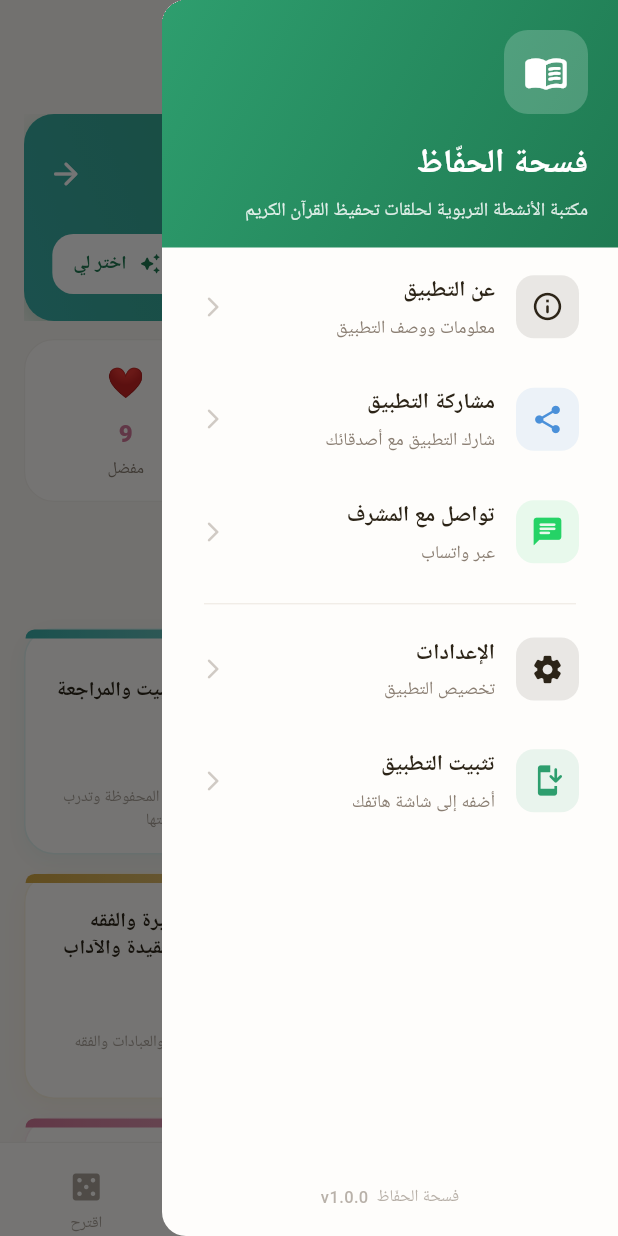
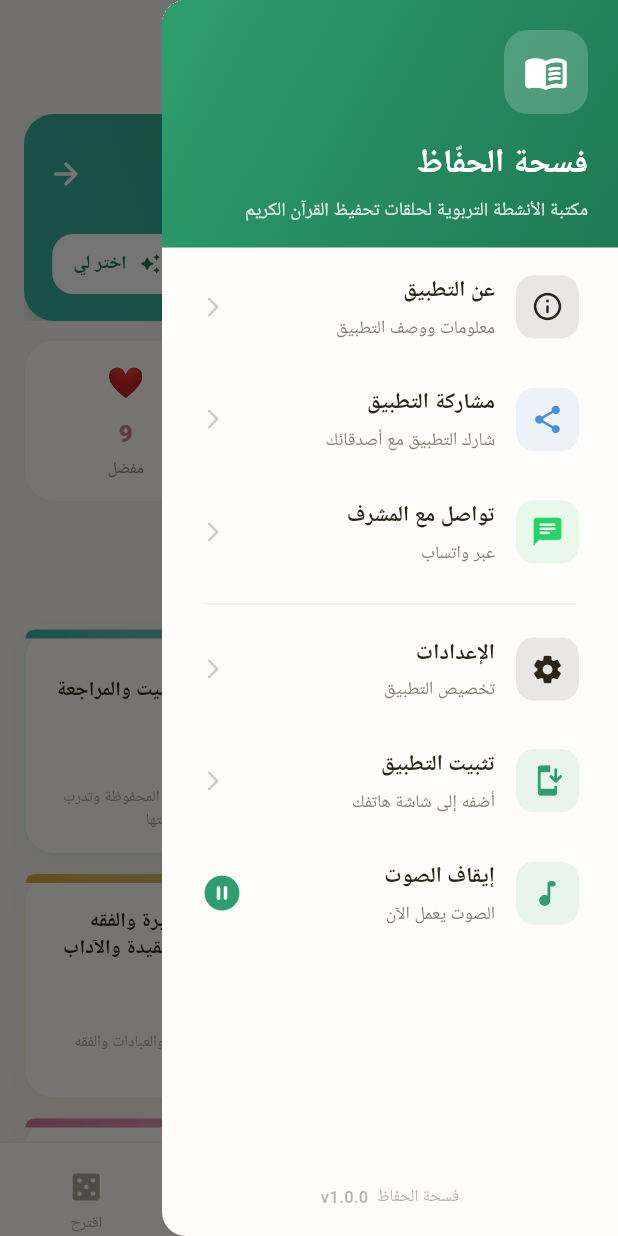
Before and after one commit to mghrbymslm705-lang/fashat_al_huffaz, a Flutter app: the screen it shows after launch, with the side drawer open, on a phone screen of 412 x 824 dp. Run offline on Flutter 3.47's test engine with Material 3 defaults, Android fonts, the phone set to English and light mode, and no system bars; our stand-ins replace file_picker, just_audio, share_plus, shared_preferences, web; missing offline and left inert: dart:js_interop.

Commit message:
Add background audio: Quran recitation with auto-play and toggle

```diff
--- a/lib/main.dart
+++ b/lib/main.dart
@@ -5,6 +5,7 @@ import 'data/datasources/prefs_datasource.dart';
 import 'data/repositories/activity_repository_impl.dart';
 import 'presentation/app.dart';
 import 'presentation/providers/activity_provider.dart';
+import 'presentation/providers/audio_provider.dart';
 import 'presentation/providers/settings_provider.dart';
 
 /// نقطة دخول تطبيق "فسحة الحفّاظ".
@@ -27,10 +28,14 @@ Future<void> main() async {
     activityProvider.initLastActivity(),
   ]);
 
+  // مزود الصوت: يعمل تلقائيًا عند بدء التطبيق.
+  final audioProvider = AudioProvider();
+
   runApp(
     FashatApp(
       settings: settings,
       activityProvider: activityProvider,
+      audioProvider: audioProvider,
     ),
   );
 }
--- a/lib/presentation/app.dart
+++ b/lib/presentation/app.dart
@@ -11,6 +11,7 @@ import 'pages/search/search_page.dart';
 import 'pages/settings/settings_page.dart';
 import 'pages/suggest/suggest_page.dart';
 import 'providers/activity_provider.dart';
+import 'providers/audio_provider.dart';
 import 'providers/settings_provider.dart';
 import 'widgets/app_drawer.dart';
 
@@ -20,10 +21,12 @@ class FashatApp extends StatelessWidget {
     super.key,
     required this.settings,
     required this.activityProvider,
+    required this.audioProvider,
   });
 
   final SettingsProvider settings;
   final ActivityProvider activityProvider;
+  final AudioProvider audioProvider;
 
   @override
   Widget build(BuildContext context) {
@@ -31,6 +34,7 @@ class FashatApp extends StatelessWidget {
       providers: [
         ChangeNotifierProvider<SettingsProvider>.value(value: settings),
         ChangeNotifierProvider<ActivityProvider>.value(value: activityProvider),
+        ChangeNotifierProvider<AudioProvider>.value(value: audioProvider),
       ],
       child: Consumer<SettingsProvider>(
         builder: (context, settings, _) {
--- a/lib/presentation/widgets/app_drawer.dart
+++ b/lib/presentation/widgets/app_drawer.dart
@@ -1,11 +1,11 @@
-import 'dart:js' as js;
-
 import 'package:flutter/foundation.dart';
 import 'package:flutter/material.dart';
+import 'package:provider/provider.dart';
 import 'package:share_plus/share_plus.dart';
 import 'package:url_launcher/url_launcher.dart' as url_launcher;
 
 import '../../core/theme/app_colors.dart';
+import '../providers/audio_provider.dart';
 
 const _whatsappNumber = '212605706006';
 const _appUrl =
@@ -75,6 +75,7 @@ class AppDrawer extends StatelessWidget {
                       _installApp(context);
                     },
                   ),
+                  _AudioToggle(),
                 ],
               ),
             ),
@@ -172,10 +173,9 @@ class AppDrawer extends StatelessWidget {
   Future<void> _installApp(BuildContext context) async {
     if (kIsWeb) {
       try {
-        final result = js.context.callMethod('promptInstall');
-        if (result == 'unavailable') {
-          _showInstallGuide(context);
-        }
+        // استخدام JavaScript callMethod عبر web package
+        // Если не получится - показываем инструкцию
+        _showInstallGuide(context);
       } catch (_) {
         _showInstallGuide(context);
       }
@@ -517,3 +517,84 @@ class _ActionButton extends StatelessWidget {
     );
   }
 }
+
+/// عنصر تبديل الصوت في القائمة الجانبية.
+class _AudioToggle extends StatelessWidget {
+  @override
+  Widget build(BuildContext context) {
+    final audio = context.watch<AudioProvider>();
+
+    return Padding(
+      padding: const EdgeInsets.only(bottom: 4),
+      child: Material(
+        color: Colors.transparent,
+        borderRadius: BorderRadius.circular(14),
+        child: InkWell(
+          borderRadius: BorderRadius.circular(14),
+          onTap: audio.isLoading ? null : () => audio.toggle(),
+          child: Padding(
+            padding: const EdgeInsets.symmetric(horizontal: 14, vertical: 12),
+            child: Row(
+              children: [
+                Container(
+                  width: 42,
+                  height: 42,
+                  decoration: BoxDecoration(
+                    color: (audio.isPlaying
+                            ? AppColors.primary
+                            : AppColors.textSecondary)
+                        .withValues(alpha: 0.10),
+                    borderRadius: BorderRadius.circular(12),
+                  ),
+                  child: Icon(
+                    audio.isPlaying
+                        ? Icons.music_note_rounded
+                        : Icons.music_off_rounded,
+                    size: 22,
+                    color: audio.isPlaying
+                        ? AppColors.primary
+                        : AppColors.textSecondary,
+                  ),
+                ),
+                const SizedBox(width: 14),
+                Expanded(
+                  child: Column(
+                    crossAxisAlignment: CrossAxisAlignment.start,
+                    children: [
+                      Text(
+                        audio.isPlaying ? 'إيقاف الصوت' : 'تشغيل الصوت',
+                        style: const TextStyle(
+                          fontWeight: FontWeight.w700,
+                          fontSize: 14.5,
+                        ),
+                      ),
+                      const SizedBox(height: 2),
+                      Text(
+                        audio.isPlaying
+                            ? 'الصوت يعمل الآن'
+                            : 'اضغط لتشغيل الصوت',
+                        style: TextStyle(
+                          fontSize: 12,
+                          color: AppColors.textSecondary,
+                        ),
+                      ),
+                    ],
+                  ),
+                ),
+                Icon(
+                  audio.isPlaying
+                      ? Icons.pause_circle_filled_rounded
+                      : Icons.play_circle_fill_rounded,
+                  size: 28,
+                  color: audio.isPlaying
+                      ? AppColors.primary
+                      : AppColors.textSecondary.withValues(alpha: 0.5),
+                ),
+              ],
+            ),
+          ),
+        ),
+      ),
+    );
+  }
+}
--- a/pubspec.yaml
+++ b/pubspec.yaml
@@ -41,6 +41,9 @@ dependencies:
   # مشاركة التطبيق
   share_plus: ^10.0.0
 
+  # تشغيل الصوت في الخلفية
+  just_audio: ^0.9.42
+
 dev_dependencies:
   flutter_test:
     sdk: flutter
@@ -72,6 +75,8 @@ flutter:
     # مجلد الأنشطة: أي ملف JSON يُضاف هنا يُحمّل تلقائيًا دون تعديل الكود
     - assets/data/activities/
     - assets/icon/
+    # ملفات الصوت
+    - assets/audio/
 
   fonts:
     - family: Tajawal
```
Also changed, not shown: lib/presentation/providers/audio_provider.dart (added, +83 -0 lines), pubspec.lock, 1 other file.
